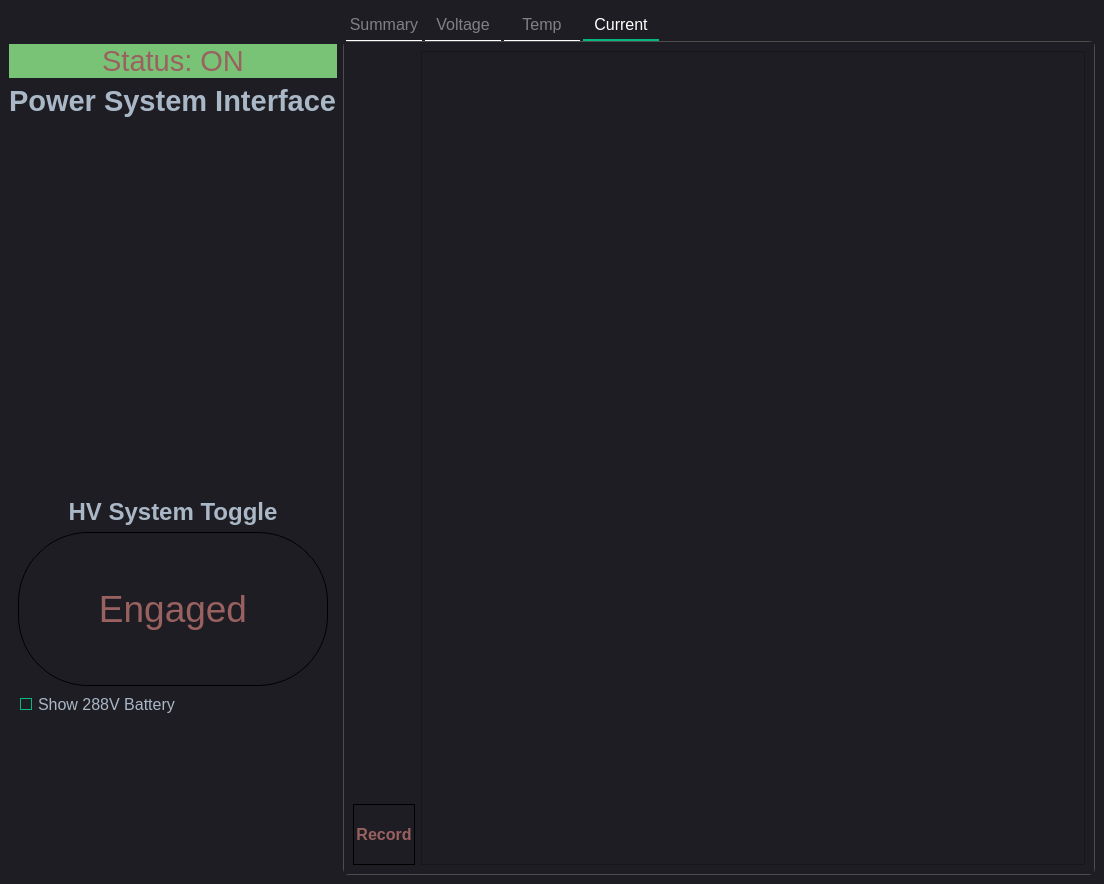
Qt form gui/interface.ui (ZenghaoWang/hyperloop-power-system) before a commit.
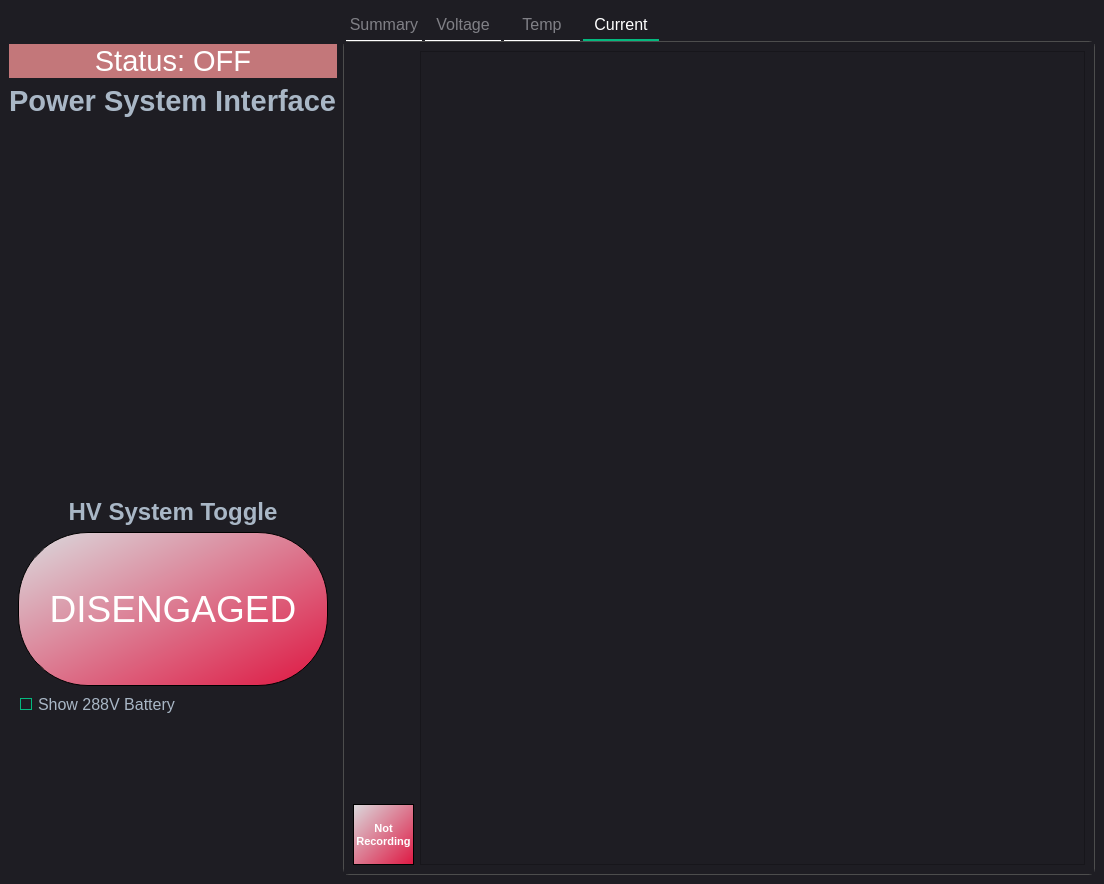
The same form after that commit. The open tabs and pages were chosen to show the change. Icons and pictures are not drawn. Custom widgets are drawn as their Qt base class.

```diff
--- a/gui/interface.ui
+++ b/gui/interface.ui
@@ -455,13 +455,10 @@
          </font>
         </property>
         <property name="styleSheet">
-         <string notr="true">color: #99615f;
-background-color:  rgb(121, 195, 119);
-border-radius: 20%;
-</string>
+         <string notr="true">color: white; background-color:  #c3777a;</string>
         </property>
         <property name="text">
-         <string>Status: ON</string>
+         <string>Status: OFF</string>
         </property>
         <property name="alignment">
          <set>Qt::AlignHCenter|Qt::AlignTop</set>
@@ -582,13 +579,14 @@
             </font>
            </property>
            <property name="styleSheet">
-            <string notr="true"/>
+            <string notr="true">color: white; background-color: qlineargradient(x1: 0, y1: 0, x2: 1, y2: 1, stop: 0 #dadbde, stop:  1 #de1641);
+</string>
            </property>
            <property name="text">
-            <string>Engaged</string>
+            <string>DISENGAGED</string>
            </property>
            <property name="checkable">
-            <bool>false</bool>
+            <bool>true</bool>
            </property>
            <property name="checked">
             <bool>false</bool>
@@ -853,18 +851,28 @@
               <height>61</height>
              </size>
             </property>
+            <property name="maximumSize">
+             <size>
+              <width>61</width>
+              <height>61</height>
+             </size>
+            </property>
             <property name="font">
              <font>
-              <pointsize>12</pointsize>
+              <pointsize>8</pointsize>
               <weight>75</weight>
               <bold>true</bold>
              </font>
             </property>
             <property name="styleSheet">
-             <string notr="true">border-image: url(:/assets/record.svg);</string>
+             <string notr="true">color: white; background-color: qlineargradient(x1: 0, y1: 0, x2: 1, y2: 1, stop: 0 #dadbde, stop:  1 #de1641);</string>
             </property>
             <property name="text">
-             <string>Record</string>
+             <string>Not
+Recording</string>
+            </property>
+            <property name="checkable">
+             <bool>true</bool>
             </property>
            </widget>
           </item>
```
Left out of the diff: 26 changed lines with no effect on the pictures.
